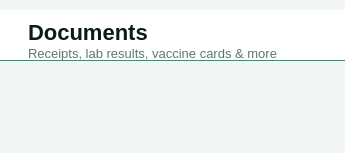
Before: the Qt Designer form src/ui/page_documents.ui in shasheenahdeeneillelumasag/CCC151---Group-Project, drawn with Qt 5.
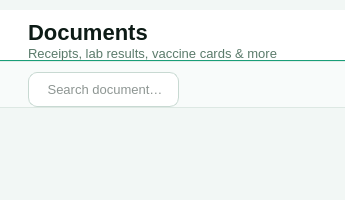
After: the same form once the commit is applied.

Commit message: Move toolbar buttons to right, add search fields, style QLineEdit consistently

The edit to the form file:
```diff
--- a/src/ui/page_documents.ui
+++ b/src/ui/page_documents.ui
@@ -3,7 +3,7 @@
  <class>PageDocuments</class>
  <widget class="QWidget" name="PageDocuments">
   <property name="styleSheet">
-   <string>QWidget { background-color: #F2F7F5; font-family: "Segoe UI", sans-serif; } QLabel { background: transparent; }</string>
+   <string>QWidget { background-color: #F2F7F5; font-family: "Segoe UI", sans-serif; } QLabel { background: transparent; } QLineEdit { border: 1px solid #C8D9D2; border-radius: 9px; padding: 8px 13px; font-size: 13px; color: #1C2B25; background: #FFFFFF; } QLineEdit:focus { border-color: #1A9E78; }</string>
   </property>
   <layout class="QVBoxLayout" name="docLayout">
    <property name="spacing"><number>0</number></property>
@@ -47,9 +47,44 @@
 
       </layout>
     </widget>
-   </item>
-   <item>
-    <widget class="QScrollArea" name="scrollArea">
+    </item>
+    <item>
+     <widget class="QFrame" name="toolbar">
+      <property name="styleSheet">
+       <string>QFrame#toolbar { background: #F8FBFA; border-bottom: 1px solid #DDE8E3; border-top: 1px solid #E4EDE9; }</string>
+      </property>
+      <property name="minimumHeight"><number>48</number></property>
+      <property name="maximumHeight"><number>48</number></property>
+      <layout class="QHBoxLayout">
+       <property name="leftMargin"><number>28</number></property>
+       <property name="topMargin"><number>10</number></property>
+       <property name="rightMargin"><number>28</number></property>
+       <property name="bottomMargin"><number>0</number></property>
+       <item>
+        <widget class="QLineEdit" name="searchInput">
+         <property name="placeholderText"><string> Search documents...</string></property>
+         <property name="minimumWidth"><number>200</number></property>
+         <property name="maximumWidth"><number>240</number></property>
+        </widget>
+       </item>
+       <item>
+        <spacer>
+         <property name="orientation">
+          <enum>Qt::Horizontal</enum>
+         </property>
+         <property name="sizeHint" stdset="0">
+          <size>
+           <width>40</width>
+           <height>20</height>
+          </size>
+         </property>
+        </spacer>
+       </item>
+      </layout>
+     </widget>
+    </item>
+    <item>
+     <widget class="QScrollArea" name="scrollArea">
      <property name="widgetResizable"><bool>true</bool></property>
      <property name="frameShape"><enum>QFrame::NoFrame</enum></property>
      <property name="styleSheet"><string>QScrollArea { background: #F2F7F5; border: none; }</string></property>
```
The commit also changes 19 other files.
